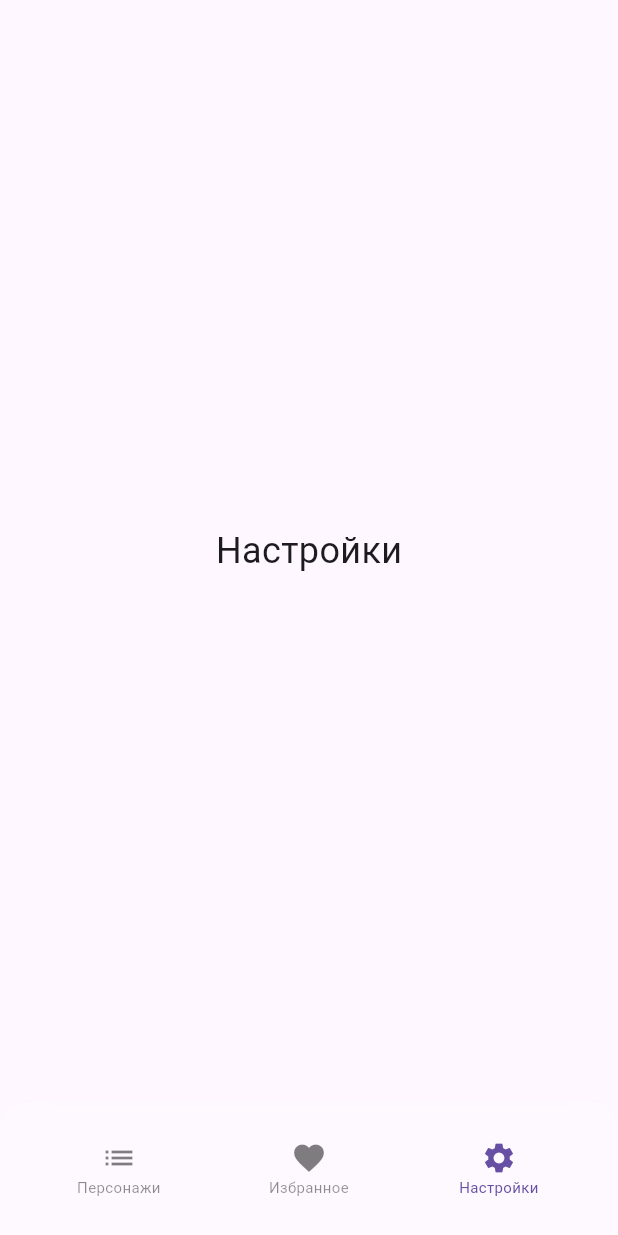
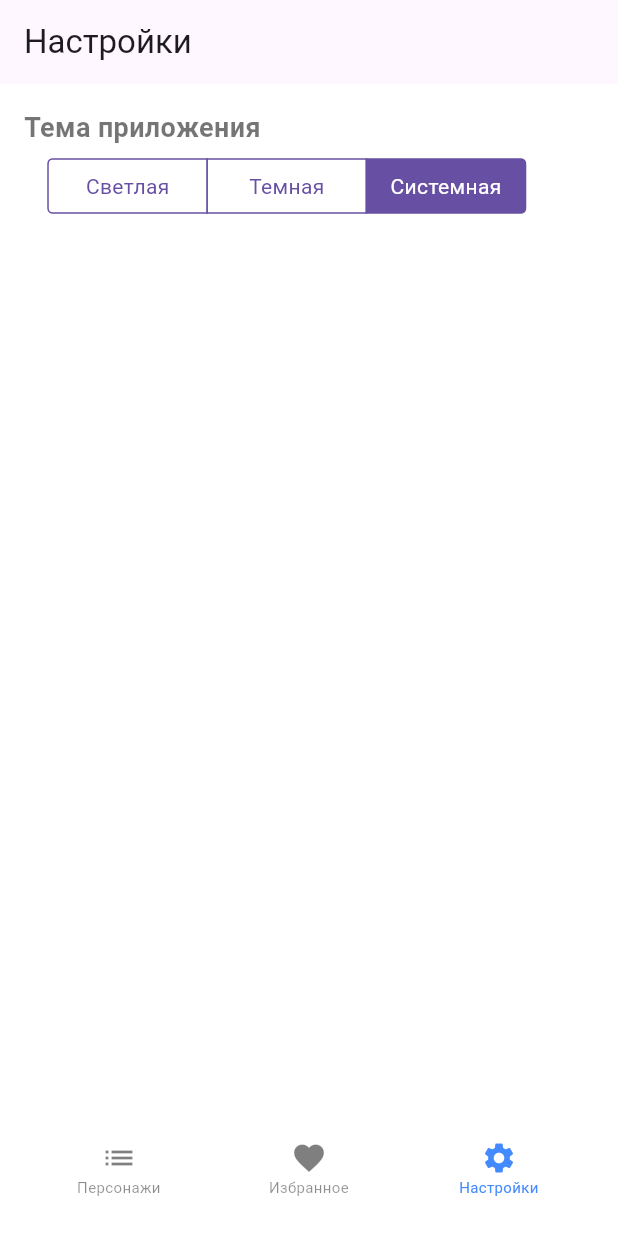
Before and after one commit to ikarelin/rick_and_morty, a Flutter app: the screen it shows after launch, item 3 of the bottom bar chosen, on a phone screen of 412 x 824 dp. Run offline on Flutter 3.47's test engine with Material 3 defaults, Android fonts, the phone set to English and light mode, and no system bars; our stand-ins replace flutter_riverpod, hive, hive_flutter; accounts and stored records are empty.

Commit message:
Implemented Settings screen and switching to light dark and system themes.

```diff
--- a/lib/core/theme/app_theme.dart
+++ b/lib/core/theme/app_theme.dart
@@ -0,0 +1,63 @@
+import 'package:flutter/material.dart';
+
+class AppTheme {
+  // Светлая тема
+  static final ThemeData lightTheme = ThemeData(
+    brightness: Brightness.light,
+    primaryColor: Colors.blueAccent, // Основной цвет для активных элементов
+    scaffoldBackgroundColor: Colors.white, // Фон экрана
+    cardColor: Colors.grey[100], // Цвет карточек персонажей
+    dividerColor: Colors.grey[300], // Цвет разделителей
+    iconTheme: const IconThemeData(
+      color: Colors.black87, // Цвет иконок
+    ),
+    textTheme: const TextTheme(
+      bodyLarge: TextStyle(color: Colors.black87, fontSize: 16),
+      bodyMedium: TextStyle(color: Colors.black54, fontSize: 14),
+      headlineSmall: TextStyle(
+        color: Colors.black87,
+        fontSize: 20,
+        fontWeight: FontWeight.bold,
+      ),
+      labelSmall: TextStyle(
+        color: Colors.black54,
+        fontSize: 10,
+      ), // Для навигации
+    ),
+    bottomNavigationBarTheme: BottomNavigationBarThemeData(
+      backgroundColor: Colors.white.withOpacity(0.3), // Полупрозрачный фон
+      selectedItemColor: Colors.blueAccent,
+      unselectedItemColor: Colors.black54.withOpacity(0.5),
+    ),
+  );
+
+  // Темная тема
+  static final ThemeData darkTheme = ThemeData(
+    brightness: Brightness.dark,
+    primaryColor: Colors.blueAccent, // Сохраняем тот же основной цвет
+    scaffoldBackgroundColor: Colors.grey[900], // Темный фон
+    cardColor: Colors.grey[800], // Цвет карточек в темной теме
+    dividerColor: Colors.grey[700], // Цвет разделителей
+    iconTheme: const IconThemeData(
+      color: Colors.white70, // Цвет иконок
+    ),
+    textTheme: const TextTheme(
+      bodyLarge: TextStyle(color: Colors.white70, fontSize: 16),
+      bodyMedium: TextStyle(color: Colors.white60, fontSize: 14),
+      headlineSmall: TextStyle(
+        color: Colors.white70,
+        fontSize: 20,
+        fontWeight: FontWeight.bold,
+      ),
+      labelSmall: TextStyle(
+        color: Colors.white60,
+        fontSize: 10,
+      ), // Для навигации
+    ),
+    bottomNavigationBarTheme: BottomNavigationBarThemeData(
+      backgroundColor: Colors.black.withOpacity(0.3), // Полупрозрачный фон
+      selectedItemColor: Colors.blueAccent,
+      unselectedItemColor: Colors.white60.withOpacity(0.5),
+    ),
+  );
+}
--- a/lib/core/theme/theme_provider.dart
+++ b/lib/core/theme/theme_provider.dart
@@ -1,4 +1,50 @@
 import 'package:flutter/material.dart';
 import 'package:flutter_riverpod/flutter_riverpod.dart';
+import 'package:hive/hive.dart';
 
-final themeProvider = Provider<ThemeMode>((ref) => ThemeMode.light);
+// Провайдер для управления темой
+final themeProvider = StateNotifierProvider<ThemeNotifier, ThemeMode>((ref) {
+  return ThemeNotifier();
+});
+
+class ThemeNotifier extends StateNotifier<ThemeMode> {
+  ThemeNotifier() : super(ThemeMode.system) {
+    // Загружаем сохраненную тему из Hive при инициализации
+    final box = Hive.box('settings');
+    final savedTheme = box.get('themeMode', defaultValue: 'system');
+    state = _mapStringToThemeMode(savedTheme);
+  }
+
+  // Переключение темы и сохранение в Hive
+  void setTheme(ThemeMode themeMode) {
+    state = themeMode;
+    final box = Hive.box('settings');
+    box.put('themeMode', _mapThemeModeToString(themeMode));
+  }
+
+  // Преобразование строки в ThemeMode
+  ThemeMode _mapStringToThemeMode(String theme) {
+    switch (theme) {
+      case 'light':
+        return ThemeMode.light;
+      case 'dark':
+        return ThemeMode.dark;
+      case 'system':
+      default:
+        return ThemeMode.system;
+    }
+  }
+
+  // Преобразование ThemeMode в строку для сохранения
+  String _mapThemeModeToString(ThemeMode themeMode) {
+    switch (themeMode) {
+      case ThemeMode.light:
+        return 'light';
+      case ThemeMode.dark:
+        return 'dark';
+      case ThemeMode.system:
+      default:
+        return 'system';
+    }
+  }
+}
--- a/lib/features/settings/presentation/screens/settings_screen.dart
+++ b/lib/features/settings/presentation/screens/settings_screen.dart
@@ -1,12 +1,50 @@
+import 'package:flutter/cupertino.dart';
 import 'package:flutter/material.dart';
+import 'package:flutter_riverpod/flutter_riverpod.dart';
+import 'package:rick_and_morty/core/theme/theme_provider.dart';
 
-class SettingsScreen extends StatelessWidget {
+class SettingsScreen extends ConsumerWidget {
   const SettingsScreen({super.key});
 
   @override
-  Widget build(BuildContext context) {
-    return const Scaffold(
-      body: Center(child: Text('Настройки', style: TextStyle(fontSize: 24))),
+  Widget build(BuildContext context, WidgetRef ref) {
+    final themeMode = ref.watch(themeProvider);
+
+    return Scaffold(
+      appBar: AppBar(title: const Text('Настройки')),
+      body: Padding(
+        padding: const EdgeInsets.all(16.0),
+        child: Column(
+          crossAxisAlignment: CrossAxisAlignment.start,
+          children: [
+            const Text(
+              'Тема приложения',
+              style: TextStyle(fontSize: 18, fontWeight: FontWeight.bold),
+            ),
+            const SizedBox(height: 8),
+            CupertinoSegmentedControl<ThemeMode>(
+              children: const {
+                ThemeMode.light: Padding(
+                  padding: EdgeInsets.symmetric(horizontal: 16, vertical: 8),
+                  child: Text('Светлая'),
+                ),
+                ThemeMode.dark: Padding(
+                  padding: EdgeInsets.symmetric(horizontal: 16, vertical: 8),
+                  child: Text('Темная'),
+                ),
+                ThemeMode.system: Padding(
+                  padding: EdgeInsets.symmetric(horizontal: 16, vertical: 8),
+                  child: Text('Системная'),
+                ),
+              },
+              groupValue: themeMode,
+              onValueChanged: (ThemeMode value) {
+                ref.read(themeProvider.notifier).setTheme(value);
+              },
+            ),
+          ],
+        ),
+      ),
     );
   }
 }
```
Also changed, not shown: 4 other files.
